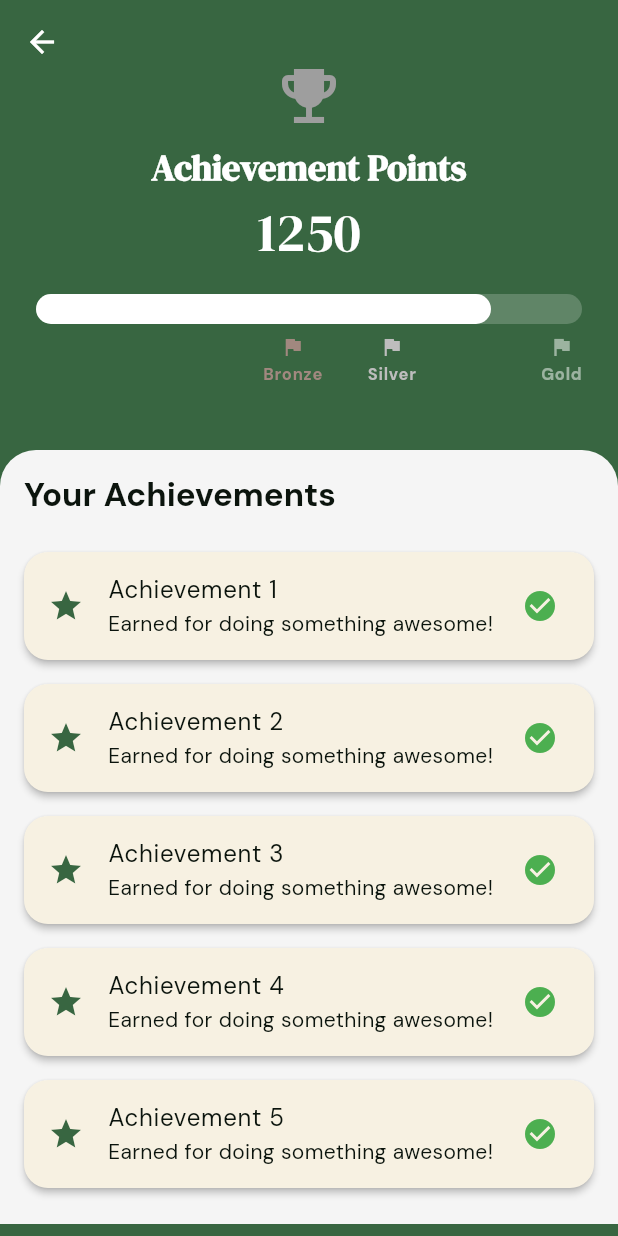
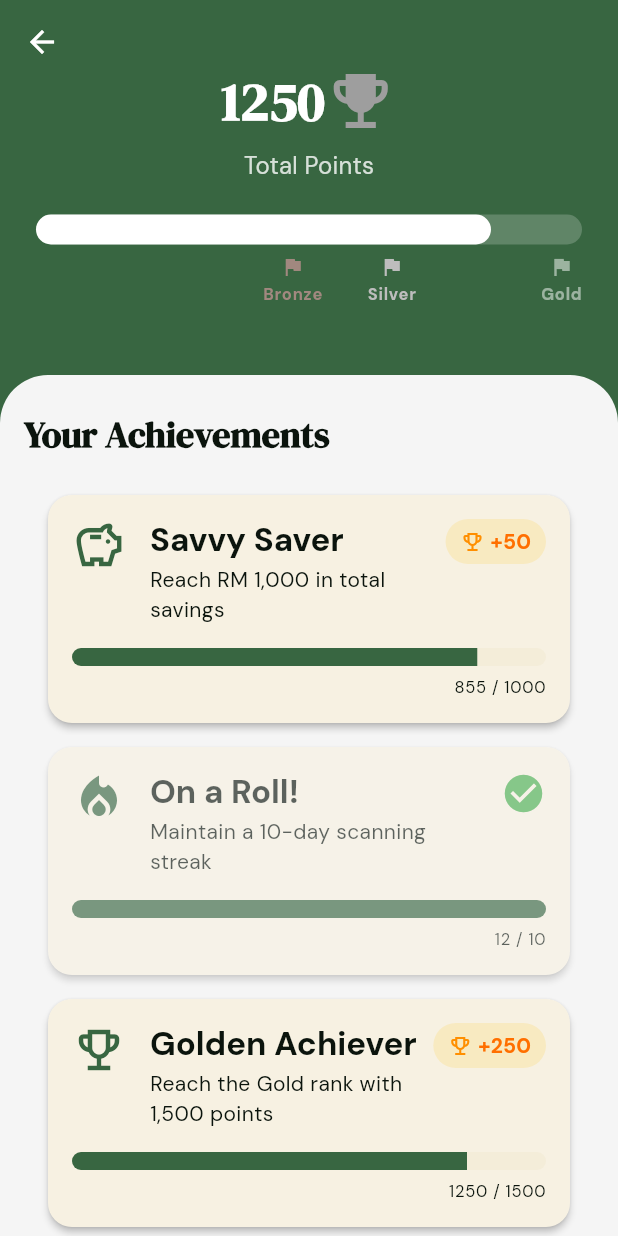
Before and after one commit to vinky0813/tolak_tax, a Flutter app: the AchievementScreen screen opened by its route, on a phone screen of 412 x 824 dp. Run offline on Flutter 3.47's test engine with Material 3 defaults, Android fonts, the phone set to English and light mode, and no system bars; our stand-ins replace firebase_auth, firebase_core, fl_chart, flutter_svg, google_sign_in, step_progress_indicator; missing offline and left inert: flutter_facebook_auth; accounts and stored records are empty.

Commit message:
Updated Achievement Model, Updated Achivements UI

```diff
--- a/lib/models/achievement_model.dart
+++ b/lib/models/achievement_model.dart
@@ -6,6 +6,7 @@ class Achievement {
   final String subtitle;
   final double currentProgress;
   final double goal;
+  final int pointsReward;
 
   Achievement({
     required this.icon,
@@ -13,6 +14,7 @@ class Achievement {
     required this.subtitle,
     required this.currentProgress,
     required this.goal,
+    required this.pointsReward,
   });
 
   bool get isCompleted => currentProgress >= goal;
--- a/lib/screens/achievement_screen.dart
+++ b/lib/screens/achievement_screen.dart
@@ -1,5 +1,7 @@
 import 'package:flutter/material.dart';
+import 'package:tolak_tax/models/achievement_model.dart';
 import 'package:tolak_tax/widgets/achievement_progress_bar.dart';
+import 'package:tolak_tax/widgets/achievement_progress_tile.dart';
 
 class AchievementScreen extends StatelessWidget {
   const AchievementScreen({super.key});
@@ -9,6 +11,41 @@ class AchievementScreen extends StatelessWidget {
     final theme = Theme.of(context);
     final colorScheme = theme.colorScheme;
 
+    List<Achievement> achievements = [
+      Achievement(
+        icon: Icons.savings_outlined,
+        title: 'Savvy Saver',
+        subtitle: 'Reach RM 1,000 in total savings',
+        currentProgress: 855,
+        goal: 1000,
+        pointsReward: 50,
+      ),
+      Achievement(
+        icon: Icons.local_fire_department,
+        title: 'On a Roll!',
+        subtitle: 'Maintain a 10-day scanning streak',
+        currentProgress: 12,
+        goal: 10,
+        pointsReward: 100,
+      ),
+      Achievement(
+        icon: Icons.emoji_events_outlined,
+        title: 'Golden Achiever',
+        subtitle: 'Reach the Gold rank with 1,500 points',
+        currentProgress: 1250,
+        goal: 1500,
+        pointsReward: 250,
+      ),
+      Achievement(
+        icon: Icons.checklist_rtl_outlined,
+        title: 'Task Master',
+        subtitle: 'Complete 50 daily tasks',
+        currentProgress: 23,
+        goal: 50,
+        pointsReward: 75,
+      ),
+    ];
+
     return Scaffold(
       backgroundColor: colorScheme.primary,
       body: SafeArea(
@@ -16,7 +53,7 @@ class AchievementScreen extends StatelessWidget {
           slivers: [
             SliverAppBar(
               pinned: true,
-              expandedHeight: 300,
+              expandedHeight: 250,
               backgroundColor: colorScheme.primary,
               flexibleSpace: FlexibleSpaceBar(
                 background: Container(
@@ -35,46 +72,36 @@ class AchievementScreen extends StatelessWidget {
               ),
             ),
 
-            SliverToBoxAdapter(
-              child: Container(
+            SliverList(
+              delegate: SliverChildBuilderDelegate(
+                (context, index) {
+                  if (index == 0) {
+                    return Container(
+                      padding: const EdgeInsets.fromLTRB(16, 24, 16, 16),
                       decoration: BoxDecoration(
                         color: colorScheme.background,
                         borderRadius: const BorderRadius.only(
-                    topLeft: Radius.circular(24),
-                    topRight: Radius.circular(24),
+                          topLeft: Radius.circular(32),
+                          topRight: Radius.circular(32),
                         ),
                       ),
-                child: Padding(
-                  padding: const EdgeInsets.all(16.0),
-                  child: Column(
-                    crossAxisAlignment: CrossAxisAlignment.start,
-                    children: [
-                      Text(
+                      child: Text(
                         'Your Achievements',
-                        style: theme.textTheme.titleLarge?.copyWith(
+                        style: theme.textTheme.headlineSmall?.copyWith(
                           fontWeight: FontWeight.bold,
                           color: colorScheme.onBackground,
                         ),
                       ),
-                      const SizedBox(height: 16),
-                      ...List.generate(5, (index) {
-                        return Card(
-                          shape: RoundedRectangleBorder(
-                            borderRadius: BorderRadius.circular(16),
-                          ),
-                          margin: const EdgeInsets.symmetric(vertical: 8),
-                          elevation: 2,
-                          child: ListTile(
-                            leading: Icon(Icons.star, color: colorScheme.primary),
-                            title: Text('Achievement ${index + 1}'),
-                            subtitle: Text('Earned for doing something awesome!'),
-                            trailing: Icon(Icons.check_circle, color: Colors.green),
-                          ),
                     );
-                      }),
-                    ],
-                  ),
-                ),
+                  }
+                  final achievement = achievements[index - 1];
+                  return Container(
+                    color: colorScheme.background,
+                    padding: const EdgeInsets.symmetric(horizontal: 16),
+                    child: AchievementProgressTile(achievement: achievement),
+                  );
+                },
+                childCount: achievements.length,
               ),
             ),
           ],
--- a/lib/widgets/achievement_progress_bar.dart
+++ b/lib/widgets/achievement_progress_bar.dart
@@ -77,6 +77,7 @@ class _AchievementProgressBarState extends State<AchievementProgressBar>
     final colorScheme = theme.colorScheme;
 
     return SingleChildScrollView(
+      physics: const NeverScrollableScrollPhysics(),
       child: AnimatedBuilder(
         animation: _progressAnimation,
         builder: (context, child) {
@@ -85,24 +86,31 @@ class _AchievementProgressBarState extends State<AchievementProgressBar>
           return Column(
             mainAxisAlignment: MainAxisAlignment.center,
             children: [
-              Icon(
-                Icons.emoji_events,
-                size: 48,
-                color: _getTrophyColor(currentProgress),
+              Row(
+                mainAxisAlignment: MainAxisAlignment.center,
+                crossAxisAlignment: CrossAxisAlignment.center,
+                children: [
+                  Text(
+                    '${widget.totalPoints}',
+                    style: theme.textTheme.displaySmall?.copyWith(
+                      color: colorScheme.onPrimary,
+                      fontWeight: FontWeight.bold,
+                    ),
+                  ),
+                  const SizedBox(height: 12),
+                  Icon(
+                    Icons.emoji_events,
+                    size: 48,
+                    color: _getTrophyColor(currentProgress),
+                  ),
+                ],
               ),
               const SizedBox(height: 8),
               Text(
-                'Achievement Points',
-                style: theme.textTheme.headlineSmall?.copyWith(
-                  color: colorScheme.onPrimary,
-                  fontWeight: FontWeight.bold,
-                ),
-              ),
-              const SizedBox(height: 4),
-              Text(
-                '${widget.totalPoints}',
-                style: theme.textTheme.displaySmall?.copyWith(
-                  color: colorScheme.onPrimary,
+                'Total Points',
+                style: theme.textTheme.titleMedium?.copyWith(
+                  color: colorScheme.onPrimary.withOpacity(0.8),
+                  fontWeight: FontWeight.w500,
                 ),
               ),
               const SizedBox(height: 20),
--- /dev/null
+++ b/lib/widgets/achievement_progress_tile.dart
@@ -0,0 +1,114 @@
+import 'package:flutter/material.dart';
+import 'package:tolak_tax/models/achievement_model.dart';
+
+class AchievementProgressTile extends StatelessWidget {
+  final Achievement achievement;
+
+  const AchievementProgressTile({super.key, required this.achievement});
+
+  @override
+  Widget build(BuildContext context) {
+    final theme = Theme.of(context);
+    final colorScheme = theme.colorScheme;
+    final bool isCompleted = achievement.isCompleted;
+
+    return Opacity(
+      opacity: isCompleted ? 0.65 : 1.0,
+      child: Card(
+        shape: RoundedRectangleBorder(
+          borderRadius: BorderRadius.circular(16),
+        ),
+        margin: const EdgeInsets.symmetric(vertical: 8, horizontal: 16),
+        elevation: 2,
+        child: Padding(
+          padding: const EdgeInsets.all(16.0),
+          child: Column(
+            crossAxisAlignment: CrossAxisAlignment.start,
+            children: [
+              Row(
+                crossAxisAlignment: CrossAxisAlignment.start,
+                children: [
+                  Icon(achievement.icon, color: colorScheme.primary, size: 36),
+                  const SizedBox(width: 16),
+                  Expanded(
+                    child: Column(
+                      crossAxisAlignment: CrossAxisAlignment.start,
+                      children: [
+                        Text(
+                          achievement.title,
+                          style: theme.textTheme.titleLarge?.copyWith(
+                            fontWeight: FontWeight.bold,
+                          ),
+                        ),
+                        const SizedBox(height: 2),
+                        Text(
+                          achievement.subtitle,
+                          style: theme.textTheme.bodyMedium?.copyWith(
+                            color: theme.textTheme.bodySmall?.color,
+                          ),
+                        ),
+                      ],
+                    ),
+                  ),
+                  const SizedBox(width: 8),
+                  // Show a checkmark only when completed
+                  if (isCompleted)
+                    const Icon(Icons.check_circle,
+                        color: Colors.green, size: 30)
+                  else
+                    Container(
+                      padding: const EdgeInsets.symmetric(
+                          horizontal: 10, vertical: 5),
+                      decoration: BoxDecoration(
+                        color: Colors.amber.withOpacity(0.15),
+                        borderRadius: BorderRadius.circular(20),
+                      ),
+                      child: Row(
+                        mainAxisSize: MainAxisSize.min,
+                        children: [
+                          Icon(
+                            Icons.emoji_events_outlined,
+                            color: Colors.amber[800],
+                            size: 16,
+                          ),
+                          const SizedBox(width: 4),
+                          Text(
+                            '+${achievement.pointsReward}',
+                            style: theme.textTheme.labelLarge?.copyWith(
+                              color: Colors.amber[900],
+                              fontWeight: FontWeight.bold,
+                            ),
+                          ),
+                        ],
+                      ),
+                    )
+                ],
+              ),
+              const SizedBox(height: 16),
+              // The Progress Bar
+              ClipRRect(
+                borderRadius: BorderRadius.circular(10),
+                child: LinearProgressIndicator(
+                  value: achievement.progressPercent,
+                  minHeight: 12,
+                  backgroundColor: colorScheme.surfaceVariant,
+                  valueColor:
+                      AlwaysStoppedAnimation<Color>(colorScheme.primary),
+                ),
+              ),
+              const SizedBox(height: 6),
+              // Progress Text (e.g., "750 / 1000")
+              Align(
+                alignment: Alignment.centerRight,
+                child: Text(
+                  '${achievement.currentProgress.toInt()} / ${achievement.goal.toInt()}',
+                  style: theme.textTheme.labelSmall,
+                ),
+              ),
+            ],
+          ),
+        ),
+      ),
+    );
+  }
+}
```
Lines whose indentation alone changed are shown as unchanged.
